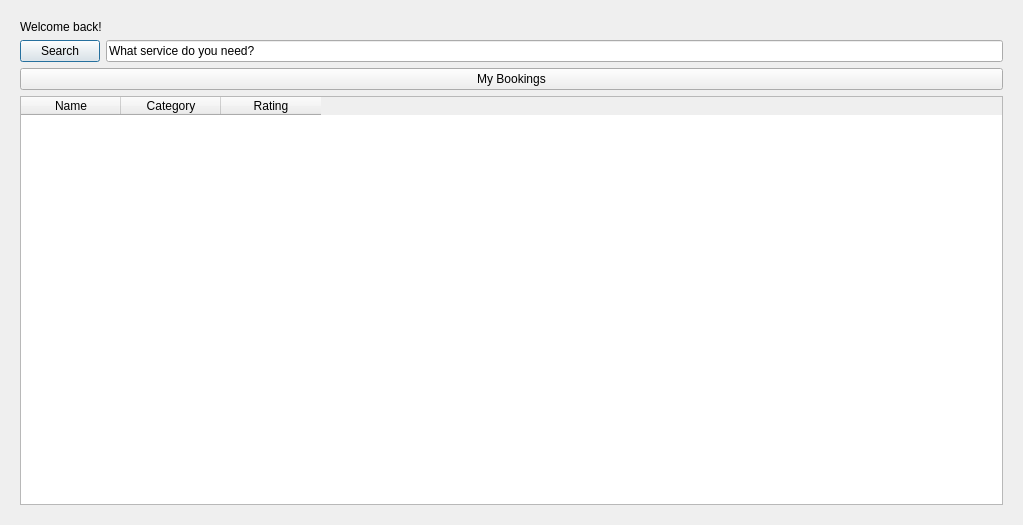
Before: the Qt Designer form client_app/usersearch.ui in samaabdelrazik/Capstone-project, drawn with Qt 5.
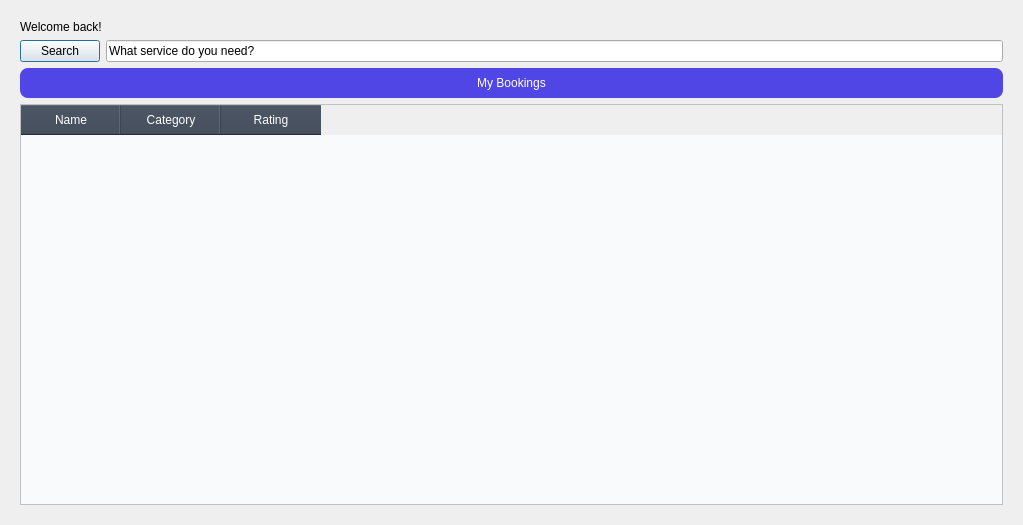
After: the same form once the commit is applied.

```diff
--- a/client_app/usersearch.ui
+++ b/client_app/usersearch.ui
@@ -44,6 +44,17 @@
       </item>
       <item>
        <widget class="QPushButton" name="myBookingsButton">
+        <property name="styleSheet">
+         <string notr="true">QPushButton {
+    background-color: #4F46E5;
+    color: white;
+    border-radius: 8px;
+    padding: 8px 16px;
+}
+QPushButton:hover {
+    background-color: #4338CA;
+}</string>
+        </property>
         <property name="text">
          <string>My Bookings</string>
         </property>
@@ -51,6 +62,17 @@
       </item>
       <item>
        <widget class="QTableWidget" name="searchTable">
+        <property name="styleSheet">
+         <string notr="true">QTableWidget {
+    background-color: #F9FAFB;
+    gridline-color: #E5E7EB;
+}
+QHeaderView::section {
+    background-color: #374151;
+    color: white;
+    padding: 6px;
+}</string>
+        </property>
         <column>
          <property name="text">
           <string>Name</string>
```
